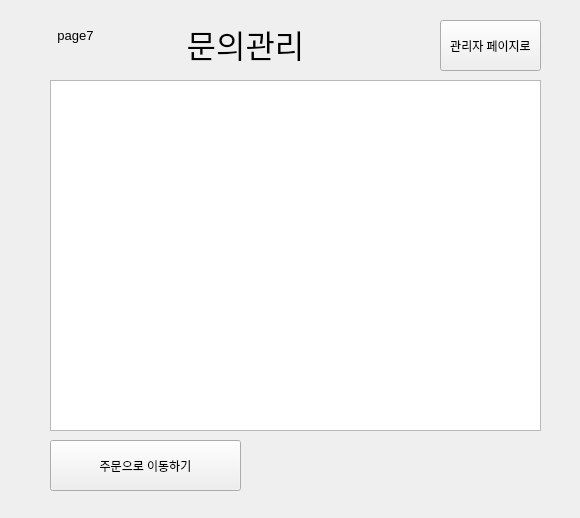
gitaeyu/Obokmoolsan, file smartappg.ui: the form before one commit.
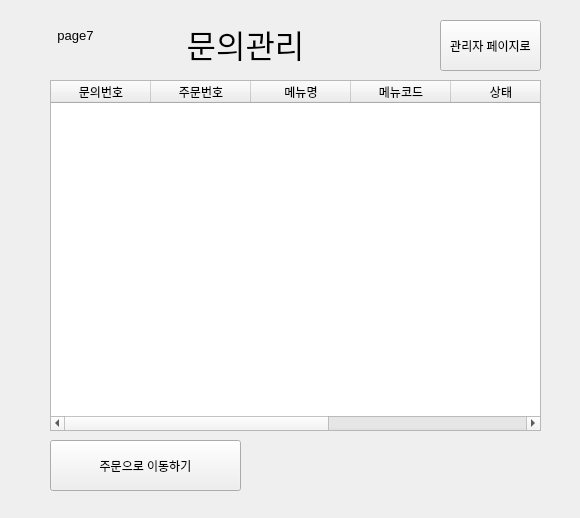
The form after the commit. The open tabs and pages were chosen to show the change.

What changed in the file:
```diff
--- a/smartappg.ui
+++ b/smartappg.ui
@@ -1006,6 +1006,41 @@
      <property name="selectionBehavior">
       <enum>QAbstractItemView::SelectRows</enum>
      </property>
+     <column>
+      <property name="text">
+       <string>문의번호</string>
+      </property>
+     </column>
+     <column>
+      <property name="text">
+       <string>주문번호</string>
+      </property>
+     </column>
+     <column>
+      <property name="text">
+       <string>메뉴명</string>
+      </property>
+     </column>
+     <column>
+      <property name="text">
+       <string>메뉴코드</string>
+      </property>
+     </column>
+     <column>
+      <property name="text">
+       <string>상태</string>
+      </property>
+     </column>
+     <column>
+      <property name="text">
+       <string>아이디</string>
+      </property>
+     </column>
+     <column>
+      <property name="text">
+       <string>답변</string>
+      </property>
+     </column>
     </widget>
     <widget class="QPushButton" name="admin_page_btn_7">
      <property name="geometry">
```
Left out of the diff: 32 changed lines with no effect on the pictures.
